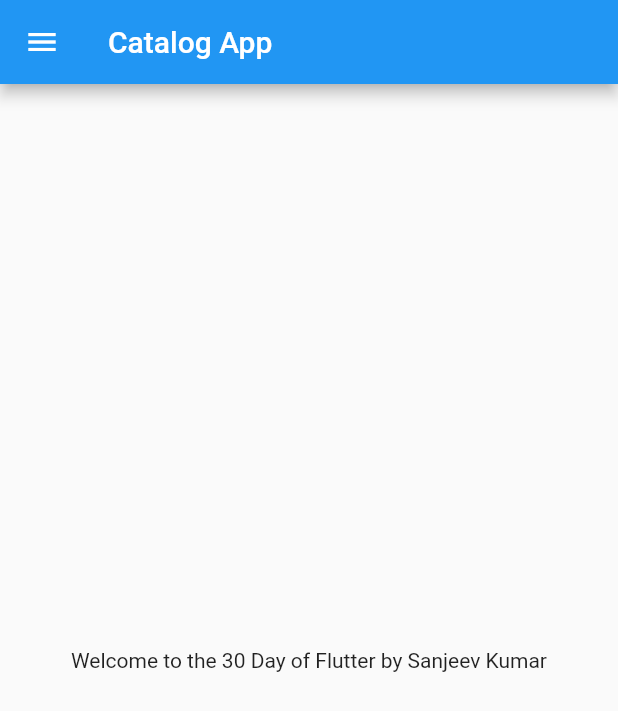
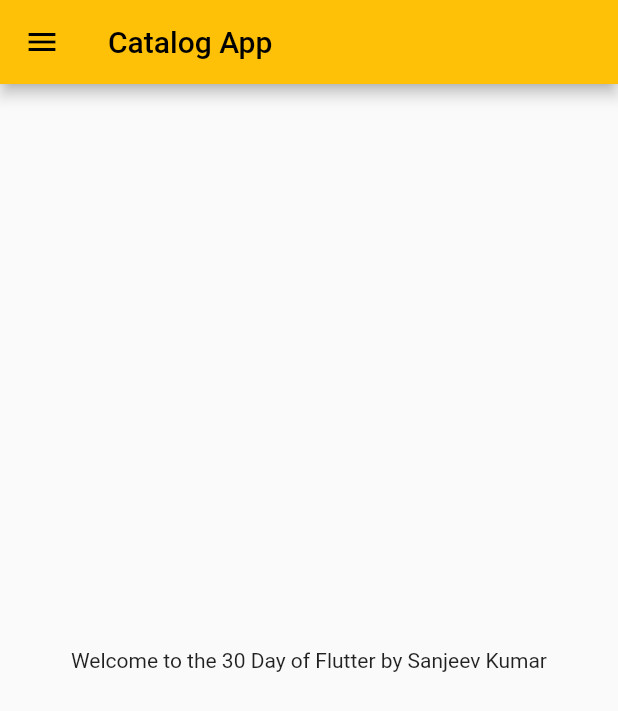
Before and after one commit to sanjeevkumar14/30DaysOfFlutter, a Flutter app: the screen it shows after launch, on a phone screen of 412 x 824 dp. Shown: the top 711 px of the screen. Run offline on Flutter 3.47's test engine with Material 2 defaults, Android fonts, the phone set to English and light mode, and no system bars.

Commit message:
Day 3 completed

```diff
--- a/lib/main.dart
+++ b/lib/main.dart
@@ -1,5 +1,6 @@
 import 'package:flutter/material.dart';
-import 'package:flutter_catalog/home_page.dart';
+import 'package:flutter_catalog/pages/home_page.dart';
+import 'package:flutter_catalog/pages/login_page.dart';
 
 void main() {
   runApp(MyApp());
@@ -11,7 +12,18 @@ class MyApp extends StatelessWidget {
   @override
   Widget build(BuildContext context) {
     return MaterialApp(
-      home: HomePage(),
-    );
-  }
+      // home: HomePage(),
+      themeMode: ThemeMode.light,
+      darkTheme: ThemeData(brightness: Brightness.dark),
+      theme: ThemeData(
+      primarySwatch: Colors.amber
+      ),
+      initialRoute: "/home",
+      routes: {
+        "/":(context) => HomePage(),
+        "/home":(context) => HomePage(),
+        "/login": (context) => LoginPage(),
+      },
+   );
+   }
 }
```
Also changed, not shown: lib/pages/login_page.dart (added, +17 -0 lines), lib/pages/home_page.dart (renamed from lib/home_page.dart).
